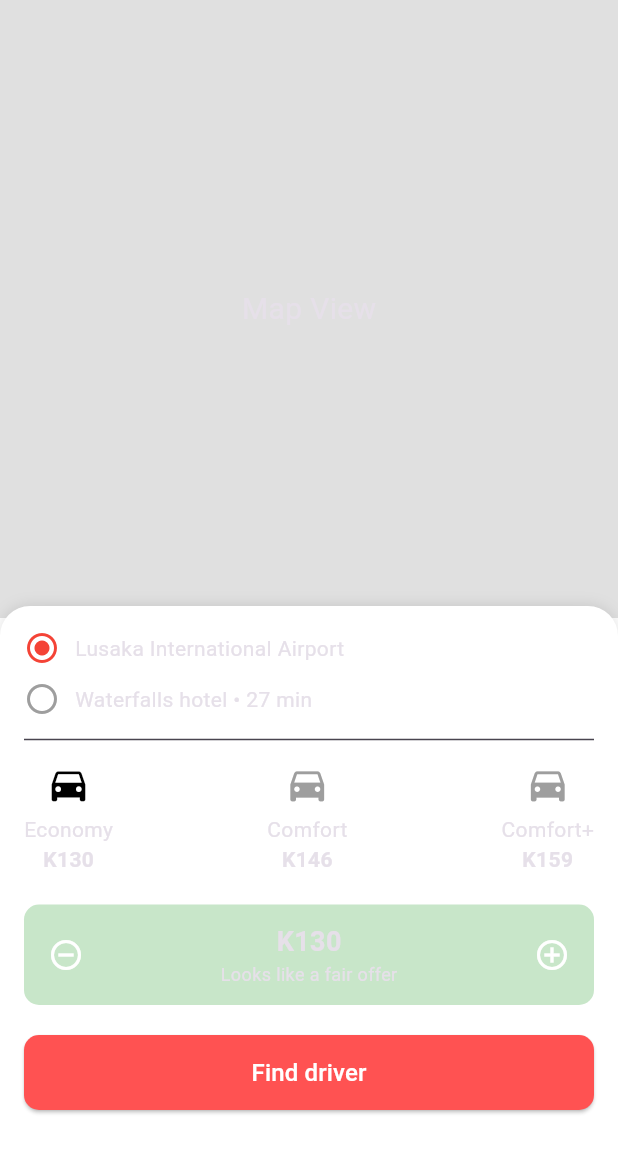
After one commit to Timothy-Msiska/YendaRide, a Flutter app: the RideBookingPage screen opened directly, on a phone screen of 412 x 824 dp. The commit adds this screen. Shown: the top 1153 px of the screen. Run offline on Flutter 3.47's test engine with Material 3 defaults, Android fonts, the phone set to English and light mode, and no system bars; our stand-ins replace geolocator, google_maps_flutter; missing offline and left inert: google_place.

Commit message:
adding destibation page

```diff
--- a/lib/main.dart
+++ b/lib/main.dart
@@ -7,7 +7,7 @@ class MyApp extends StatelessWidget {
   @override
   Widget build(BuildContext context) {
     return MaterialApp(
-      title: 'Yanga Login',
+      title: 'YENDA RIDE Login',
       theme: ThemeData.dark(),
       debugShowCheckedModeBanner: false,
       home: PhoneLoginPage(),
--- a/lib/views/home.dart
+++ b/lib/views/home.dart
@@ -1,4 +1,5 @@
 import 'package:flutter/material.dart';
+import 'package:uber/views/enter_location.dart';
 
 class Home extends StatelessWidget {
   @override
@@ -22,7 +23,10 @@ class Home extends StatelessWidget {
             SizedBox(height: 40),
             ElevatedButton(
               onPressed: () {
-                // Navigate to location change page
+                Navigator.push(
+                  context,
+                  MaterialPageRoute(builder: (context) => EnterLocationPage()),
+                );
               },
               style: ElevatedButton.styleFrom(
                 backgroundColor: Colors.yellow,
--- a/lib/views/register.dart
+++ b/lib/views/register.dart
@@ -24,7 +24,7 @@ class _PhoneLoginPageState extends State<PhoneLoginPage> {
               Align(
                 alignment: Alignment.center,
                 child: Text(
-                  'YANGA',
+                  'YENDA RIDE',
                   style: TextStyle(
                     fontSize: 32,
                     fontWeight: FontWeight.bold,
@@ -108,7 +108,6 @@ class _PhoneLoginPageState extends State<PhoneLoginPage> {
               ElevatedButton(
                   onPressed: isAgreed
                       ? () {
-
                     Navigator.push(
                       context,
                       MaterialPageRoute(builder: (context) => EnterNamePage()),
--- /dev/null
+++ b/lib/views/ride_booking.dart
@@ -0,0 +1,126 @@
+import 'package:flutter/material.dart';
+
+void main() => runApp(MyApp());
+
+class MyApp extends StatelessWidget {
+  @override
+  Widget build(BuildContext context) {
+    return MaterialApp(
+      home: RideBookingPage(),
+      debugShowCheckedModeBanner: false,
+    );
+  }
+}
+
+class RideBookingPage extends StatelessWidget {
+  final Color primaryColor = Colors.redAccent;
+
+  @override
+  Widget build(BuildContext context) {
+    return Scaffold(
+      backgroundColor: Colors.white,
+      body: Stack(
+        children: [
+          // Placeholder for Map
+          Container(
+            height: MediaQuery.of(context).size.height * 0.5,
+            color: Colors.grey.shade300,
+            child: Center(child: Text("Map View", style: TextStyle(fontSize: 20))),
+          ),
+
+          // Bottom sheet section
+          Align(
+            alignment: Alignment.bottomCenter,
+            child: Container(
+              padding: EdgeInsets.all(16),
+              height: 420,
+              decoration: BoxDecoration(
+                color: Colors.white,
+                borderRadius: BorderRadius.vertical(top: Radius.circular(20)),
+                boxShadow: [BoxShadow(color: Colors.black12, blurRadius: 8)],
+              ),
+              child: Column(
+                crossAxisAlignment: CrossAxisAlignment.start,
+                children: [
+                  // Locations
+                  Row(
+                    children: [
+                      Icon(Icons.radio_button_checked, color: Colors.red),
+                      SizedBox(width: 10),
+                      Text("Lusaka International Airport"),
+                    ],
+                  ),
+                  SizedBox(height: 10),
+                  Row(
+                    children: [
+                      Icon(Icons.circle_outlined, color: Colors.grey),
+                      SizedBox(width: 10),
+                      Text("Waterfalls hotel • 27 min"),
+                    ],
+                  ),
+                  Divider(height: 30),
+
+                  // Ride options
+                  Row(
+                    mainAxisAlignment: MainAxisAlignment.spaceBetween,
+                    children: [
+                      rideOption("Economy", "K130", selected: true),
+                      rideOption("Comfort", "K146"),
+                      rideOption("Comfort+", "K159"),
+                    ],
+                  ),
+                  SizedBox(height: 20),
+
+                  // Fare and controls
+                  Container(
+                    padding: EdgeInsets.symmetric(horizontal: 16, vertical: 12),
+                    decoration: BoxDecoration(
+                      color: Colors.green.shade100,
+                      borderRadius: BorderRadius.circular(10),
+                    ),
+                    child: Row(
+                      mainAxisAlignment: MainAxisAlignment.spaceBetween,
+                      children: [
+                        Icon(Icons.remove_circle_outline),
+                        Column(
+                          children: [
+                            Text("K130", style: TextStyle(fontSize: 18, fontWeight: FontWeight.bold)),
+                            Text("Looks like a fair offer", style: TextStyle(fontSize: 12)),
+                          ],
+                        ),
+                        Icon(Icons.add_circle_outline),
+                      ],
+                    ),
+                  ),
+                  SizedBox(height: 20),
+
+                  // Find driver button
+                  ElevatedButton(
+                    onPressed: () {},
+                    style: ElevatedButton.styleFrom(
+                      backgroundColor: primaryColor,
+                      minimumSize: Size(double.infinity, 50),
+                      shape: RoundedRectangleBorder(borderRadius: BorderRadius.circular(10)),
+                    ),
+                    child: Text("Find driver", style: TextStyle(fontSize: 16, color: Colors.white)),
+                  )
+                ],
+              ),
+            ),
+          )
+        ],
+      ),
+    );
+  }
+
+  Widget rideOption(String title, String price, {bool selected = false}) {
+    return Column(
+      children: [
+        Icon(Icons.directions_car, size: 30, color: selected ? Colors.black : Colors.grey),
+        SizedBox(height: 5),
+        Text(title),
+        Text(price, style: TextStyle(fontWeight: FontWeight.bold)),
+      ],
+    );
+  }
+}
--- a/pubspec.yaml
+++ b/pubspec.yaml
@@ -34,6 +34,9 @@ dependencies:
   # The following adds the Cupertino Icons font to your application.
   # Use with the CupertinoIcons class for iOS style icons.
   cupertino_icons: ^1.0.8
+  google_maps_flutter: ^2.5.0
+  geolocator: ^11.0.0
+  google_place: ^0.4.7
 
 dev_dependencies:
   flutter_test:
```
Also changed, not shown: lib/views/destination_search.dart (added, +76 -0 lines), lib/views/enter_location.dart (added, +167 -0 lines), lib/views/name_registration.dart (+31 -8 lines), pubspec.lock, 2 other files.
